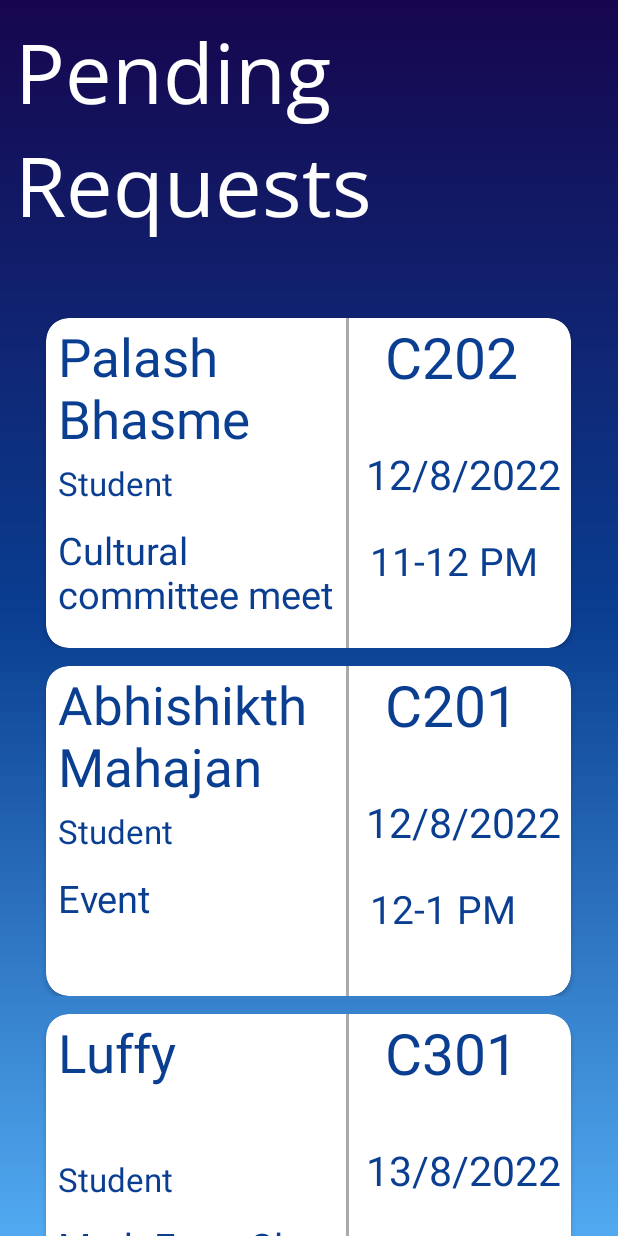
After one commit to VSen910/Room-Booking-App, an Android app: the PendingRequestActivity screen opened directly, with no data from a screen before it, on a phone screen of 412 x 824 dp. The commit adds this screen. Run offline under Robolectric (Android 15) with nearby library versions, the phone set to English and light mode, and no system bars.

Commit message:
added admin login and pending request list

```diff
--- /dev/null
+++ b/app/src/main/java/com/example/roombookingapp/PendingRequestActivity.java
@@ -0,0 +1,93 @@
+package com.example.roombookingapp;
+
+import android.app.Dialog;
+import android.content.DialogInterface;
+import android.content.Intent;
+import android.os.Bundle;
+import android.view.View;
+import android.view.ViewGroup;
+import android.widget.Button;
+import android.widget.EditText;
+import android.widget.TextView;
+import android.widget.Toast;
+
+import androidx.appcompat.app.AppCompatActivity;
+import androidx.recyclerview.widget.LinearLayoutManager;
+import androidx.recyclerview.widget.RecyclerView;
+
+import com.google.android.material.dialog.MaterialAlertDialogBuilder;
+
+import java.util.ArrayList;
+
+public class PendingRequestActivity extends AppCompatActivity implements RequestInterface {
+
+    ArrayList<RequestModel>  requestModel = new ArrayList<>();
+    Dialog dialog;
+
+    public void onCreate(Bundle savedInstanceState) {
+        super.onCreate(savedInstanceState);
+        setContentView(R.layout.activity_pending_req);
+
+//        dialog = new Dialog(PendingRequestActivity.this);
+//        dialog.setContentView(R.layout.request_dialogbox);
+//        dialog.getWindow().setBackgroundDrawable(getDrawable(R.drawable.dialogue_backgorund));
+//        dialog.getWindow().setLayout(ViewGroup.LayoutParams.MATCH_PARENT, ViewGroup.LayoutParams.WRAP_CONTENT);
+//
+//        Recycler view
+
+        RecyclerView recyclerView = findViewById(R.id.pending);
+
+        setUpRequestModels();
+
+        RequestAdapter adapter = new RequestAdapter(this, requestModel, this );
+        recyclerView.setAdapter(adapter);
+        recyclerView.setLayoutManager(new LinearLayoutManager(this));
+
+
+
+    }
+    private void setUpRequestModels(){
+        //data to be shown in recycler view
+        String[] requestName= {"Palash Bhasme", "Abhishikth Mahajan", "Luffy", "Zoro"};
+        String[] reqestRoom = {"C202", "C201", "C301", "C302"};
+        String[] requestTime= {"11-12 PM", "12-1 PM", "4-5 PM", "9-10 AM" };
+        String [] requestDate = {"12/8/2022", "12/8/2022", "13/8/2022", "13/8/2022"};
+        String[] requestReason = {"Cultural committee meet ", "Event", "Math Extra Class", ""};
+        String [] requestPosition = {"Student", "Student", "Student", "Student"};
+
+        for(int i = 0; i<requestName.length; i++){
+            requestModel.add(new RequestModel(requestName[i], reqestRoom[i], requestTime[i], requestDate[i], requestReason[i], requestPosition[i]));
+        }
+    }
+
+    @Override
+    public void OnItemClick(int position) {
+        String reason = requestModel.get(position).getRequestReason();
+        String name = requestModel.get(position).getRequestName();
+
+        MaterialAlertDialogBuilder  dialog1 = new MaterialAlertDialogBuilder(PendingRequestActivity.this);
+        dialog1.setTitle(name);
+        dialog1.setMessage(reason);
+        dialog1.setBackground(getResources().getDrawable(R.drawable.dialogue_backgorund, null));
+        dialog1.setPositiveButton("ACCEPT", new DialogInterface.OnClickListener() {
+            @Override
+            public void onClick(DialogInterface dialogInterface, int i) {
+                Toast.makeText(PendingRequestActivity.this, "Accepted", Toast.LENGTH_SHORT).show();
+            }
+        });
+
+        dialog1.setNegativeButton("DECLINE", new DialogInterface.OnClickListener() {
+            @Override
+            public void onClick(DialogInterface dialogInterface, int i) {
+                Toast.makeText(PendingRequestActivity.this, "Declined", Toast.LENGTH_SHORT).show();
+            }
+        });
+        dialog1.show();
+
+
+
+
+    }
+
+
+}
--- /dev/null
+++ b/app/src/main/java/com/example/roombookingapp/RequestAdapter.java
@@ -0,0 +1,79 @@
+package com.example.roombookingapp;
+
+import android.content.Context;
+import android.view.LayoutInflater;
+import android.view.View;
+import android.view.ViewGroup;
+import android.widget.TextView;
+
+import androidx.annotation.NonNull;
+import androidx.recyclerview.widget.RecyclerView;
+
+import java.util.ArrayList;
+
+public class RequestAdapter extends RecyclerView.Adapter<RequestAdapter.MyViewHolder> {
+    private final RequestInterface requestInterface;
+
+    Context context;
+    ArrayList<RequestModel> requestModel;
+
+    public RequestAdapter(Context context, ArrayList<RequestModel> requestModel, RequestInterface requestInterface){
+        this.context = context;
+        this.requestModel = requestModel;
+        this.requestInterface = requestInterface;
+    }
+
+
+    @NonNull
+    @Override
+    public RequestAdapter.MyViewHolder onCreateViewHolder(@NonNull ViewGroup parent, int viewType) {
+        LayoutInflater inflater = LayoutInflater.from(context);
+        View view = inflater.inflate(R.layout.activity_pending_row, parent, false);
+        return new RequestAdapter.MyViewHolder(view, requestInterface);
+    }
+
+    @Override
+    public void onBindViewHolder(@NonNull RequestAdapter.MyViewHolder holder, int position) {
+        holder.tvName.setText(requestModel.get(position).getRequestName());
+        holder.tvRoom.setText((requestModel.get(position).getRequestRoom()));
+        holder.tvTime.setText(requestModel.get(position).getRequestTime());
+        holder.tvDate.setText(requestModel.get(position).getRequestDay());
+        holder.tvReason.setText(requestModel.get(position).getRequestReason());
+        holder.tvPosition.setText(requestModel.get(position).getRequestPosition());
+    }
+
+    @Override
+    public int getItemCount() {
+        return  requestModel.size();
+    }
+
+
+
+    public static class MyViewHolder extends RecyclerView.ViewHolder{
+
+        TextView tvName, tvRoom, tvTime, tvDate, tvReason, tvPosition;
+
+        public MyViewHolder(@NonNull View itemView, RequestInterface requestInterface ) {
+            super(itemView);
+            tvName = itemView.findViewById(R.id.req_name);
+            tvRoom = itemView.findViewById(R.id.req_room_no);
+            tvTime = itemView.findViewById((R.id.req_time));
+            tvDate = itemView.findViewById(R.id.req_day);
+            tvReason = itemView.findViewById(R.id.req_reason);
+            tvPosition = itemView.findViewById(R.id.req_position);
+
+            itemView.setOnClickListener(new View.OnClickListener() {
+                @Override
+                public void onClick(View view) {
+                    if (requestInterface != null) {
+                        int pos = getAbsoluteAdapterPosition();
+
+                        if (pos != RecyclerView.NO_POSITION){
+                                requestInterface.OnItemClick(pos);
+                        }
+                    }
+                }
+            });
+        }
+    }
+}
--- /dev/null
+++ b/app/src/main/java/com/example/roombookingapp/RequestInterface.java
@@ -0,0 +1,5 @@
+package com.example.roombookingapp;
+
+public interface RequestInterface {
+    void OnItemClick(int position);
+}
--- /dev/null
+++ b/app/src/main/java/com/example/roombookingapp/RequestModel.java
@@ -0,0 +1,44 @@
+package com.example.roombookingapp;
+
+public class RequestModel {
+    String requestName;
+    String requestRoom;
+    String requestTime;
+    String requestDay;
+    String requestReason;
+    String requestPosition;
+
+    public String getRequestName() {
+        return requestName;
+    }
+
+    public String getRequestDay() {
+        return requestDay;
+    }
+
+    public String getRequestRoom() {
+        return requestRoom;
+    }
+
+    public String getRequestPosition() {
+        return requestPosition;
+    }
+
+    public String getRequestTime() {
+        return requestTime;
+    }
+
+    public String getRequestReason() {
+        return requestReason;
+    }
+
+    public RequestModel(String requestName, String requestRoom, String requestTime, String requestDay, String requestReason, String requestPosition) {
+        this.requestName = requestName;
+        this.requestRoom = requestRoom;
+        this.requestTime = requestTime;
+        this.requestDay = requestDay;
+        this.requestReason = requestReason;
+        this.requestPosition = requestPosition;
+
+    }
+}
--- /dev/null
+++ b/app/src/main/res/drawable/dialogue_backgorund.xml
@@ -0,0 +1,9 @@
+<?xml version="1.0" encoding="utf-8"?>
+<selector  xmlns:android="http://schemas.android.com/apk/res/android">
+    <item>
+        <shape>
+            <solid android:color="@color/white"/>
+            <corners android:radius="14dp"/>
+        </shape>
+    </item>
+</selector>
--- a/app/src/main/res/layout/activity_booking.xml
+++ b/app/src/main/res/layout/activity_booking.xml
@@ -49,7 +49,7 @@
         android:textSize="24sp"
         app:layout_constraintBottom_toTopOf="@+id/history"
         app:layout_constraintEnd_toEndOf="parent"
-        app:layout_constraintHorizontal_bias="0.504"
+        app:layout_constraintHorizontal_bias="0.495"
         app:layout_constraintStart_toStartOf="parent"
         app:strokeColor="@color/black" />
 
--- /dev/null
+++ b/app/src/main/res/layout/activity_pending_req.xml
@@ -0,0 +1,33 @@
+<?xml version="1.0" encoding="utf-8"?>
+<RelativeLayout xmlns:android="http://schemas.android.com/apk/res/android"
+    android:layout_width="match_parent"
+    android:layout_height="match_parent"
+    android:background="@drawable/gradient">
+
+    <TextView
+        android:layout_width="match_parent"
+        android:layout_height="180dp"
+        android:text="Pending Requests"
+        android:textSize="55sp"
+        android:layout_marginStart="10dp"
+        android:layout_marginTop="10dp"
+        android:textColor="@color/white"
+        android:fontFamily="@font/opensans_regular"
+        />
+
+    <RelativeLayout
+        android:layout_width="match_parent"
+        android:layout_height="700dp"
+        android:layout_marginTop="200dp">
+        <androidx.recyclerview.widget.RecyclerView
+            android:id="@+id/pending"
+            android:layout_width="match_parent"
+            android:layout_height="match_parent"
+>
+
+        </androidx.recyclerview.widget.RecyclerView>
+
+    </RelativeLayout>
+
+
+</RelativeLayout>
--- /dev/null
+++ b/app/src/main/res/layout/activity_pending_row.xml
@@ -0,0 +1,93 @@
+<?xml version="1.0" encoding="utf-8"?>
+<RelativeLayout xmlns:android="http://schemas.android.com/apk/res/android"
+    android:layout_width="match_parent"
+    android:layout_height="wrap_content"
+    xmlns:app="http://schemas.android.com/apk/res-auto">
+    <androidx.cardview.widget.CardView
+        android:id="@+id/pending_card"
+        android:layout_width="350dp"
+        android:layout_height="220dp"
+        android:layout_centerHorizontal="true"
+        android:elevation="15dp"
+        app:cardCornerRadius="15dp"
+        android:layout_marginTop="12dp">
+        <RelativeLayout
+            android:layout_width="match_parent"
+            android:layout_height="match_parent">
+
+            <View
+                android:layout_width="2dp"
+                android:layout_height="fill_parent"
+                android:layout_marginStart="200dp"
+                android:background="@android:color/darker_gray" />
+
+            <TextView
+                android:id="@+id/req_name"
+                android:layout_width="200dp"
+                android:layout_height="95dp"
+                android:paddingStart="8dp"
+                android:paddingTop="2dp"
+                android:text="Palash
+                              Bhasme"
+                android:textColor="@color/primary"
+                android:textSize="35sp" />
+
+            <TextView
+                android:id="@+id/req_room_no"
+                android:layout_width="160dp"
+                android:layout_height="75dp"
+                android:layout_marginLeft="200dp"
+                android:paddingStart="26dp"
+                android:text="C202"
+                android:textColor="@color/primary"
+                android:textSize="38sp" />
+
+            <TextView
+                android:id="@+id/req_position"
+                android:layout_width="200dp"
+                android:layout_height="42dp"
+                android:layout_below="@+id/req_name"
+                android:paddingStart="8dp"
+                android:text="Student"
+                android:textColor="@color/primary"
+                android:textSize="22sp" />
+
+            <TextView
+                android:id="@+id/req_day"
+                android:layout_width="150dp"
+                android:layout_height="65dp"
+                android:layout_below="@id/req_room_no"
+                android:layout_marginStart="200dp"
+                android:paddingStart="13dp"
+                android:paddingTop="10dp"
+                android:text="9/7/2022"
+                android:textColor="@color/primary"
+                android:textSize="27sp" />
+
+            <TextView
+                android:id="@+id/req_time"
+                android:layout_width="190dp"
+                android:layout_height="55dp"
+                android:layout_below="@+id/req_day"
+                android:layout_marginStart="200dp"
+                android:paddingStart="16dp"
+                android:paddingTop="3dp"
+                android:text="10 -11AM"
+                android:textColor="@color/primary"
+                android:textSize="26sp" />
+
+            <TextView
+                android:id="@+id/req_reason"
+                android:layout_width="200dp"
+                android:layout_height="60dp"
+                android:layout_below="@+id/req_position"
+                android:paddingStart="8dp"
+                android:text="Conference"
+                android:textColor="@color/primary"
+                android:textSize="25dp" />
+
+        </RelativeLayout>
+    </androidx.cardview.widget.CardView>
+
+
+</RelativeLayout>
```
Also changed, not shown: app/src/main/AndroidManifest.xml (+9 -0 lines), app/src/main/java/com/example/roombookingapp/AdminOptActivity.java (added, +33 -0 lines), app/src/main/java/com/example/roombookingapp/LoginAdminActivity.java (added, +39 -0 lines), app/src/main/java/com/example/roombookingapp/LoginRegisterActivity.java (+13 -0 lines), app/src/main/res/layout/activity_admin_opt.xml (added, +36 -0 lines), app/src/main/res/layout/activity_login_admin.xml (added, +89 -0 lines), app/src/main/res/layout/activity_login_register.xml (+4 -3 lines), app/src/main/res/layout/activity_time_slot.xml (+47 -46 lines), app/src/main/res/layout/request_dialogbox.xml (added, +57 -0 lines), app/src/main/res/values/styles.xml (added, +12 -0 lines).
